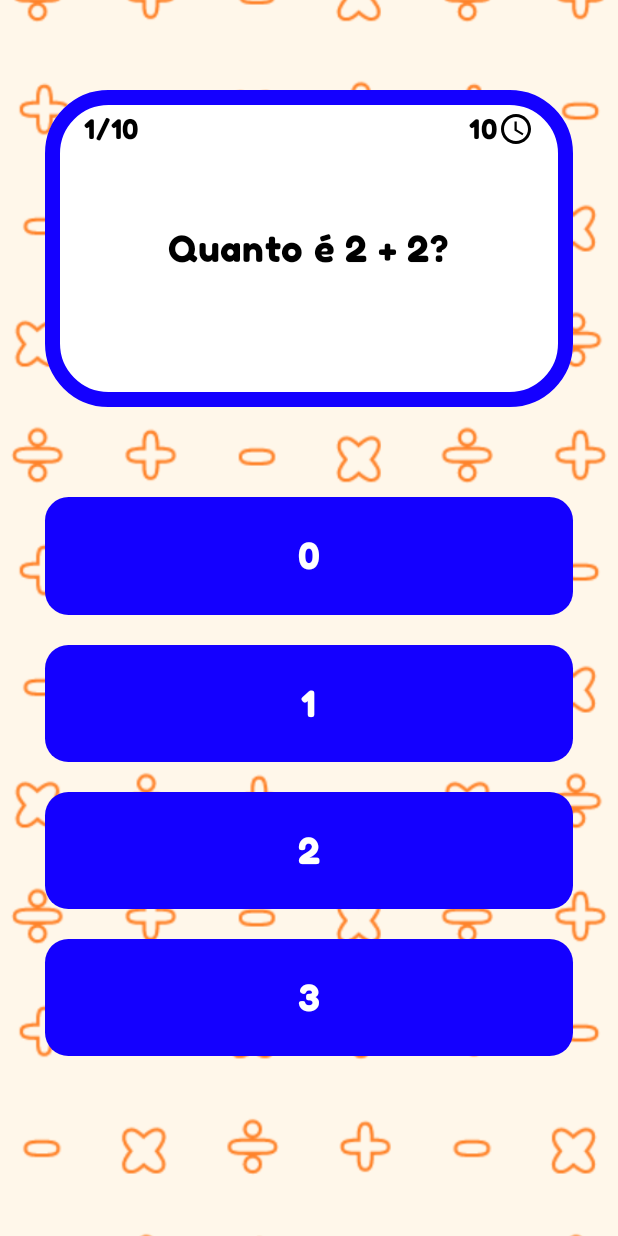
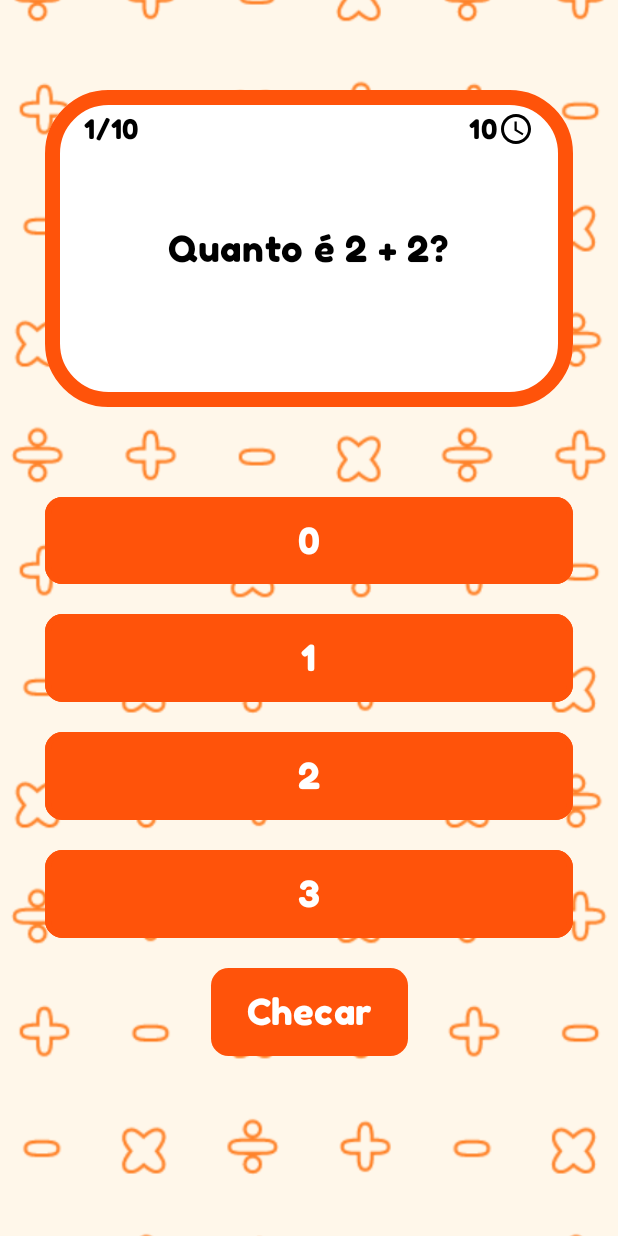
Before and after one commit to Kaiki098/EducaMat, an Android app built with Jetpack Compose: the @Preview function QuestionScreenPreview, on a phone screen of 412 x 824 dp. Run offline under Robolectric (Android 15) with nearby library versions, the phone set to English and light mode, and no system bars.

Commit message:
chore: Theme and question selection and checking

```diff
--- a/app/src/main/java/br/com/kbat/educamat/presentation/screen/question/QuestionScreen.kt
+++ b/app/src/main/java/br/com/kbat/educamat/presentation/screen/question/QuestionScreen.kt
@@ -1,7 +1,10 @@
 package br.com.kbat.educamat.presentation.screen.question
 
 import android.content.Context
+import android.content.res.Configuration.UI_MODE_NIGHT_NO
+import android.content.res.Configuration.UI_MODE_NIGHT_YES
 import android.widget.Toast
+import androidx.compose.foundation.BorderStroke
 import androidx.compose.foundation.Image
 import androidx.compose.foundation.background
 import androidx.compose.foundation.border
@@ -44,6 +47,7 @@ import br.com.kbat.educamat.presentation.theme.EducaMatTheme
 import br.com.kbat.educamat.presentation.theme.Green
 import br.com.kbat.educamat.presentation.theme.Red
 import br.com.kbat.educamat.presentation.viewmodel.QuestionViewModel
+import kotlinx.coroutines.delay
 import kotlinx.coroutines.launch
 import org.koin.androidx.compose.koinViewModel
 import org.koin.compose.koinInject
@@ -57,20 +61,16 @@ fun QuestionScreen(
     context: Context = koinInject()
 ) {// TODO Adicionar UIState
     val questions by questionViewModel.questions.collectAsState() // TODO Adicionar ícone de cronômetro talvez
-    var currentQuestionNumber by remember {
-        mutableIntStateOf(0)
-    }
+    var currentQuestionNumber by remember { mutableIntStateOf(0) }
     val questionText =
         "Quanto é ${questions[currentQuestionNumber].expression}?" //TODO Da pra diminuir esse código
-
     val scope = rememberCoroutineScope()
-
     var timer by remember { mutableIntStateOf(0) }
 
     LaunchedEffect(currentQuestionNumber) {
         timer = 0
         while (true) {
-            kotlinx.coroutines.delay(1000L)
+            delay(1000L)
             timer++
         }
     }
@@ -108,6 +108,7 @@ fun QuestionScreen(
         questionIndex = "${currentQuestionNumber + 1}/${questions.size}",
         correctAnswer = questions[currentQuestionNumber].correctAnswer
     )
+
 }
 
 @Composable
@@ -175,42 +176,70 @@ fun Question(
                 modifier = Modifier
                     .weight(0.7f)
                     .padding(vertical = 60.dp),
-                verticalArrangement = Arrangement.spacedBy(20.dp)
+                verticalArrangement = Arrangement.spacedBy(20.dp),
+                horizontalAlignment = Alignment.CenterHorizontally
             ) {
-                val optionStates = remember { mutableStateMapOf<String, Color>() }
+                val optionColorStates =
+                    remember(questionIndex) { mutableStateMapOf<String, Color>() }
+                val optionTextStates =
+                    remember(questionIndex) { mutableStateMapOf<String, String>() }
+                var selectedOption by remember(questionIndex) { mutableStateOf("") }
+                var isChecked by remember(questionIndex) { mutableStateOf(false) }
+
                 options.forEach { option ->
-                    val currentColor =
-                        optionStates[option] ?: ButtonDefaults.buttonColors().containerColor
-                    var optionText by remember(questionText) {
-                        mutableStateOf(option)
-                    }
+                    val optionText = optionTextStates[option] ?: option
+                    val border = if (selectedOption == option) BorderStroke(
+                        width = 4.dp,
+                        color = Color.Black
+                    ) else BorderStroke(width = 4.dp, color = MaterialTheme.colorScheme.primary)
+
                     QuestionChoice(
                         modifier = Modifier
                             .fillMaxWidth()
-                            .weight(1f),
+                            .weight(1f)
+                            .border(border, shape = RoundedCornerShape(20)),
                         onClick = {
-                            if (option == correctAnswer) {
-                                optionStates[option] = Green
-                                optionText = "✓ $optionText"
-                            } else {
-                                optionStates[option] = Red
-                                optionText = "X $optionText"
-                            }
-                            onClick(option)
+                            if (!isChecked) selectedOption = option
                         },
                         text = optionText,
                         colors = ButtonDefaults.buttonColors(
-                            containerColor = currentColor
+                            containerColor = optionColorStates[option]
+                                ?: ButtonDefaults.buttonColors().containerColor
                         )
                     )
 
+                }
+
+                if (!isChecked) {
+                    QuestionChoice(
+                        modifier = Modifier
+                            .weight(1f),
+                        onClick = {
+                            if (selectedOption == correctAnswer) {
+                                optionColorStates[selectedOption] = Green
+                                optionTextStates[selectedOption] = "✓ $selectedOption"
+                            } else {
+                                optionColorStates[selectedOption] = Red
+                                optionTextStates[selectedOption] = "X $selectedOption"
+                            }
+                            isChecked = true
+                        },
+                        text = "Checar"
+                    )
+                } else {
+                    QuestionChoice(
+                        modifier = Modifier.weight(1f),
+                        onClick = { onClick(selectedOption) },
+                        text = "Continuar"
+                    )
                 }
             }
         }
     }
 }
 
-@Preview
+
+@Preview(uiMode = UI_MODE_NIGHT_NO)
 @Composable
 private fun QuestionScreenPreview() {
     EducaMatTheme {
@@ -225,3 +254,19 @@ private fun QuestionScreenPreview() {
         )
     }
 }
+
+@Preview(uiMode = UI_MODE_NIGHT_YES)
+@Composable
+private fun QuestionScreenNightPreview() {
+    EducaMatTheme {
+        Question(
+            modifier = Modifier.fillMaxSize(),
+            questionText = "Quanto é 2 + 2?",
+            onClick = { },
+            options = List(4) { i -> i.toString() },
+            10,
+            "1/10",
+            ""
+        )
+    }
+}
--- a/app/src/main/java/br/com/kbat/educamat/presentation/theme/Color.kt
+++ b/app/src/main/java/br/com/kbat/educamat/presentation/theme/Color.kt
@@ -9,7 +9,7 @@ val Gray = Color(0xFFAAAAAA)
 val Yellow = Color(0xFFFFE500)
 val Blue = Color(0xFF1400FF)
 val LightBlue = Color(0xFFE5E2FF)
-val Red = Color(0xFFFF530A)
+val Red = Color(0xFFFF0000)
 val Pink = Color(0xFFEB00FF)
 val LightOrange = Color(0xFFFFF7EA)
 val Green = Color.Green
--- a/app/src/main/java/br/com/kbat/educamat/presentation/theme/Theme.kt
+++ b/app/src/main/java/br/com/kbat/educamat/presentation/theme/Theme.kt
@@ -35,8 +35,8 @@ fun EducaMatTheme(
 //            if (darkTheme) dynamicDarkColorScheme(context) else dynamicLightColorScheme(context)
 //        }
 
-        darkTheme -> OrangeColorScheme
-        else -> BlueColorScheme
+        darkTheme -> BlueColorScheme
+        else -> OrangeColorScheme
     }
 
     MaterialTheme(
--- a/app/src/main/java/br/com/kbat/educamat/presentation/viewmodel/QuestionViewModel.kt
+++ b/app/src/main/java/br/com/kbat/educamat/presentation/viewmodel/QuestionViewModel.kt
@@ -14,6 +14,7 @@ class QuestionViewModel(
 
     val questions: StateFlow<List<Question>> = questionRepository.questions
 
+    // TODO tratar exceções
     fun loadQuestions(operation: String, numberOfQuestions: Int, maxValue: Int) {
         questionRepository.createQuestions(operation, numberOfQuestions, maxValue)
     }
```
